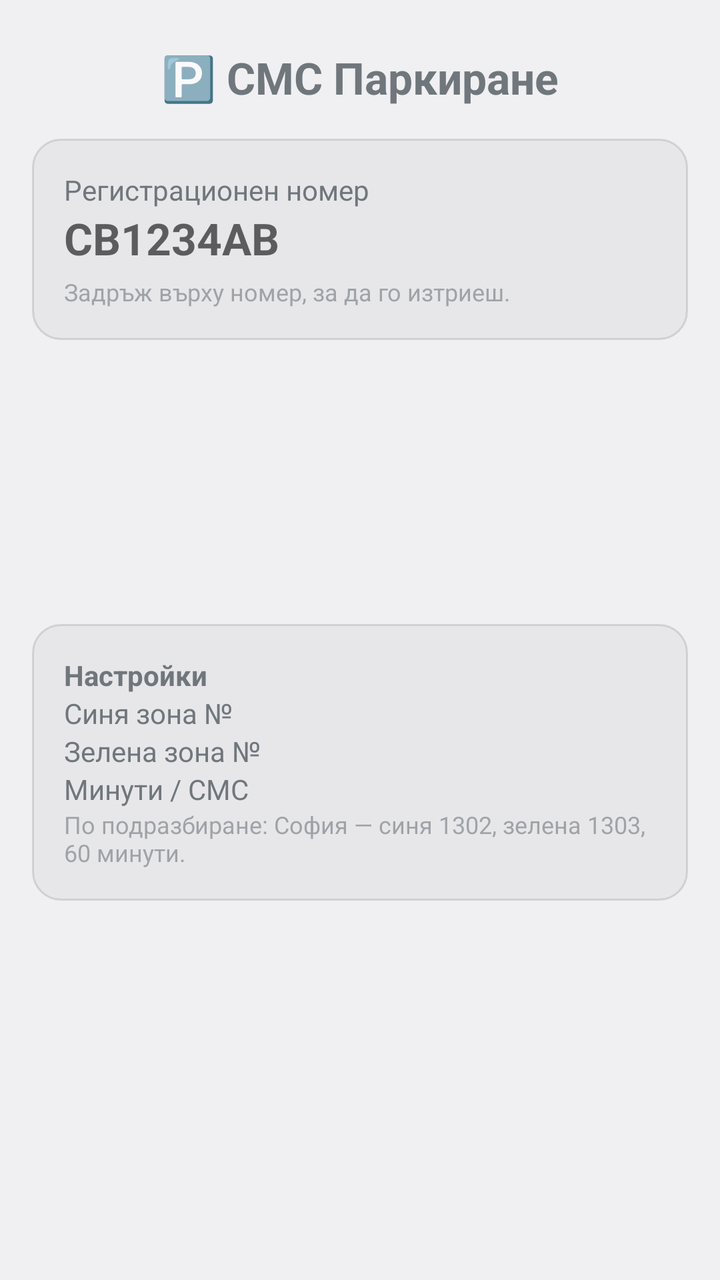
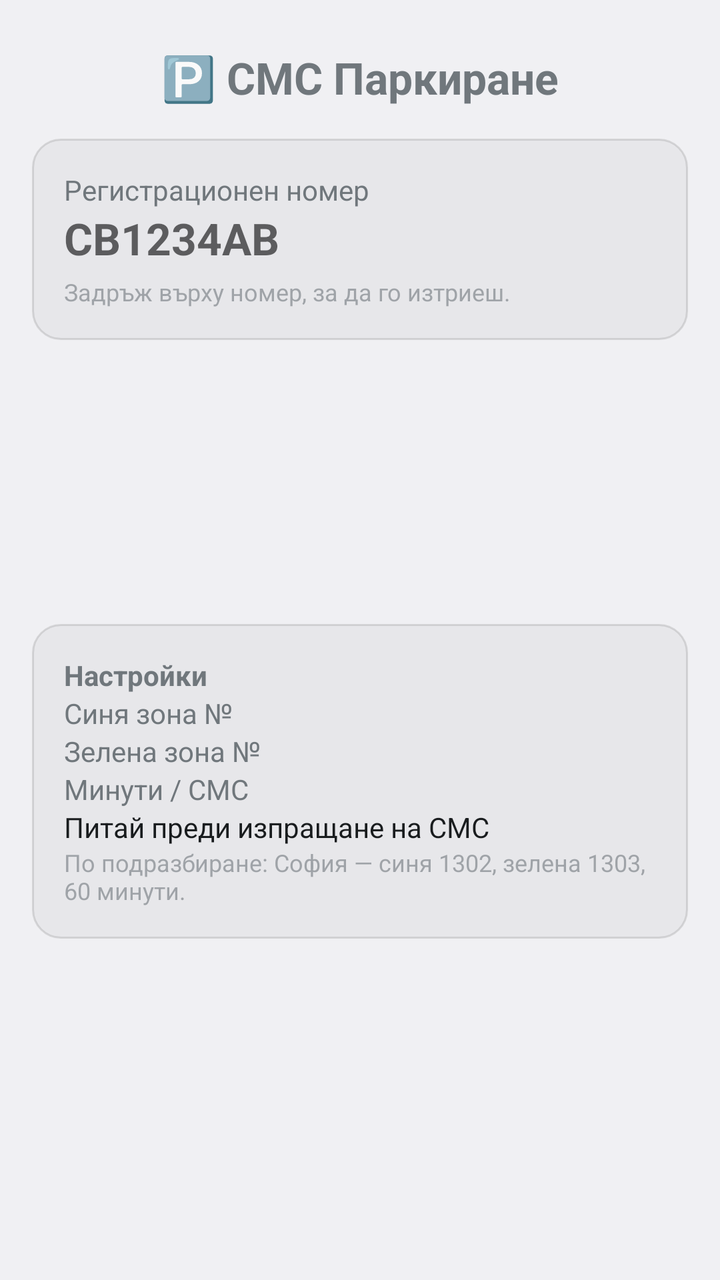

An Android layout rendered at two revisions. The XML below is the earlier revision; the diff shows what the commit changed to produce the second picture.
<!-- AndroidManifest.xml: application theme AppTheme -->
<!-- res/layout/activity_main.xml -->
<?xml version="1.0" encoding="utf-8"?>
<ScrollView xmlns:android="http://schemas.android.com/apk/res/android"
    android:layout_width="match_parent"
    android:layout_height="match_parent"
    android:fillViewport="true">

    <LinearLayout
        android:layout_width="match_parent"
        android:layout_height="wrap_content"
        android:orientation="vertical"
        android:padding="16dp">

        <TextView
            android:layout_width="match_parent"
            android:layout_height="wrap_content"
            android:layout_marginTop="8dp"
            android:layout_marginBottom="16dp"
            android:gravity="center"
            android:text="🅿️ СМС Паркиране"
            android:textSize="22sp"
            android:textStyle="bold" />

        <LinearLayout
            android:layout_width="match_parent"
            android:layout_height="wrap_content"
            android:background="@drawable/card"
            android:orientation="vertical"
            android:padding="16dp">

            <TextView
                android:layout_width="wrap_content"
                android:layout_height="wrap_content"
                android:text="Регистрационен номер"
                android:textSize="14sp" />

            <EditText
                android:id="@+id/plate"
                android:layout_width="match_parent"
                android:layout_height="wrap_content"
                android:hint="CB1234AB"
                android:inputType="textCapCharacters|textNoSuggestions"
                android:maxLength="10"
                android:textSize="22sp"
                android:textStyle="bold" />

            <HorizontalScrollView
                android:layout_width="match_parent"
                android:layout_height="wrap_content"
                android:scrollbars="none">

                <LinearLayout
                    android:id="@+id/plates"
                    android:layout_width="wrap_content"
                    android:layout_height="wrap_content"
                    android:orientation="horizontal" />
            </HorizontalScrollView>

            <TextView
                android:layout_width="wrap_content"
                android:layout_height="wrap_content"
                android:layout_marginTop="4dp"
                android:alpha="0.6"
                android:text="Задръж върху номер, за да го изтриеш."
                android:textSize="12sp" />
        </LinearLayout>

        <LinearLayout
            android:layout_width="match_parent"
            android:layout_height="wrap_content"
            android:layout_marginTop="16dp"
            android:orientation="horizontal">

            <Button
                android:id="@+id/blue"
                android:layout_width="0dp"
                android:layout_height="110dp"
                android:layout_marginEnd="6dp"
                android:layout_weight="1"
                android:backgroundTint="#1D4ED8"
                android:textAllCaps="false"
                android:textColor="#FFFFFF"
                android:textSize="18sp"
                android:textStyle="bold" />

            <Button
                android:id="@+id/green"
                android:layout_width="0dp"
                android:layout_height="110dp"
                android:layout_marginStart="6dp"
                android:layout_weight="1"
                android:backgroundTint="#15803D"
                android:textAllCaps="false"
                android:textColor="#FFFFFF"
                android:textSize="18sp"
                android:textStyle="bold" />
        </LinearLayout>

        <LinearLayout
            android:id="@+id/status"
            android:layout_width="match_parent"
            android:layout_height="wrap_content"
            android:layout_marginTop="16dp"
            android:background="@drawable/card"
            android:gravity="center_horizontal"
            android:orientation="vertical"
            android:padding="16dp"
            android:visibility="gone">

            <TextView
                android:id="@+id/statusText"
                android:layout_width="wrap_content"
                android:layout_height="wrap_content"
                android:gravity="center"
                android:textSize="16sp" />

            <TextView
                android:id="@+id/timer"
                android:layout_width="wrap_content"
                android:layout_height="wrap_content"
                android:fontFeatureSettings="tnum"
                android:textSize="40sp"
                android:textStyle="bold" />

            <LinearLayout
                android:layout_width="wrap_content"
                android:layout_height="wrap_content"
                android:orientation="horizontal">

                <Button
                    android:id="@+id/extend"
                    android:layout_width="wrap_content"
                    android:layout_height="wrap_content"
                    android:text="Удължи"
                    android:textAllCaps="false" />

                <Button
                    android:id="@+id/clear"
                    android:layout_width="wrap_content"
                    android:layout_height="wrap_content"
                    android:layout_marginStart="8dp"
                    android:text="Изчисти"
                    android:textAllCaps="false" />
            </LinearLayout>
        </LinearLayout>

        <LinearLayout
            android:layout_width="match_parent"
            android:layout_height="wrap_content"
            android:layout_marginTop="16dp"
            android:background="@drawable/card"
            android:orientation="vertical"
            android:padding="16dp">

            <TextView
                android:layout_width="wrap_content"
                android:layout_height="wrap_content"
                android:text="Настройки"
                android:textStyle="bold" />

            <LinearLayout
                android:layout_width="match_parent"
                android:layout_height="wrap_content"
                android:gravity="center_vertical"
                android:orientation="horizontal">

                <TextView
                    android:layout_width="130dp"
                    android:layout_height="wrap_content"
                    android:text="Синя зона №" />

                <EditText
                    android:id="@+id/cfgBlue"
                    android:layout_width="0dp"
                    android:layout_height="wrap_content"
                    android:layout_weight="1"
                    android:inputType="number" />
            </LinearLayout>

            <LinearLayout
                android:layout_width="match_parent"
                android:layout_height="wrap_content"
                android:gravity="center_vertical"
                android:orientation="horizontal">

                <TextView
                    android:layout_width="130dp"
                    android:layout_height="wrap_content"
                    android:text="Зелена зона №" />

                <EditText
                    android:id="@+id/cfgGreen"
                    android:layout_width="0dp"
                    android:layout_height="wrap_content"
                    android:layout_weight="1"
                    android:inputType="number" />
            </LinearLayout>

            <LinearLayout
                android:layout_width="match_parent"
                android:layout_height="wrap_content"
                android:gravity="center_vertical"
                android:orientation="horizontal">

                <TextView
                    android:layout_width="130dp"
                    android:layout_height="wrap_content"
                    android:text="Минути / СМС" />

                <EditText
                    android:id="@+id/cfgMinutes"
                    android:layout_width="0dp"
                    android:layout_height="wrap_content"
                    android:layout_weight="1"
                    android:inputType="number" />
            </LinearLayout>

            <TextView
                android:layout_width="wrap_content"
                android:layout_height="wrap_content"
                android:alpha="0.6"
                android:text="По подразбиране: София — синя 1302, зелена 1303, 60 минути."
                android:textSize="12sp" />
        </LinearLayout>
    </LinearLayout>
</ScrollView>
<!-- resources referenced by this layout -->
<resources>
  <!-- drawable card (drawable) -->
  <?xml version="1.0" encoding="utf-8"?>
  <shape xmlns:android="http://schemas.android.com/apk/res/android">
      <solid android:color="#14808080" />
      <stroke android:width="1dp" android:color="#40808080" />
      <corners android:radius="14dp" />
  </shape>
  <style name="AppTheme" parent="android:Theme.Material.Light.NoActionBar">
          <item name="android:colorAccent">#1D4ED8</item>
          <item name="android:statusBarColor">#1E293B</item>
      </style>
</resources>

<!-- the commit's change to res/layout/activity_main.xml (unified diff, before → after) -->
@@ -214,6 +214,12 @@
                     android:inputType="number" />
             </LinearLayout>
 
+            <CheckBox
+                android:id="@+id/cfgConfirm"
+                android:layout_width="wrap_content"
+                android:layout_height="wrap_content"
+                android:text="Питай преди изпращане на СМС" />
+
             <TextView
                 android:layout_width="wrap_content"
                 android:layout_height="wrap_content"
